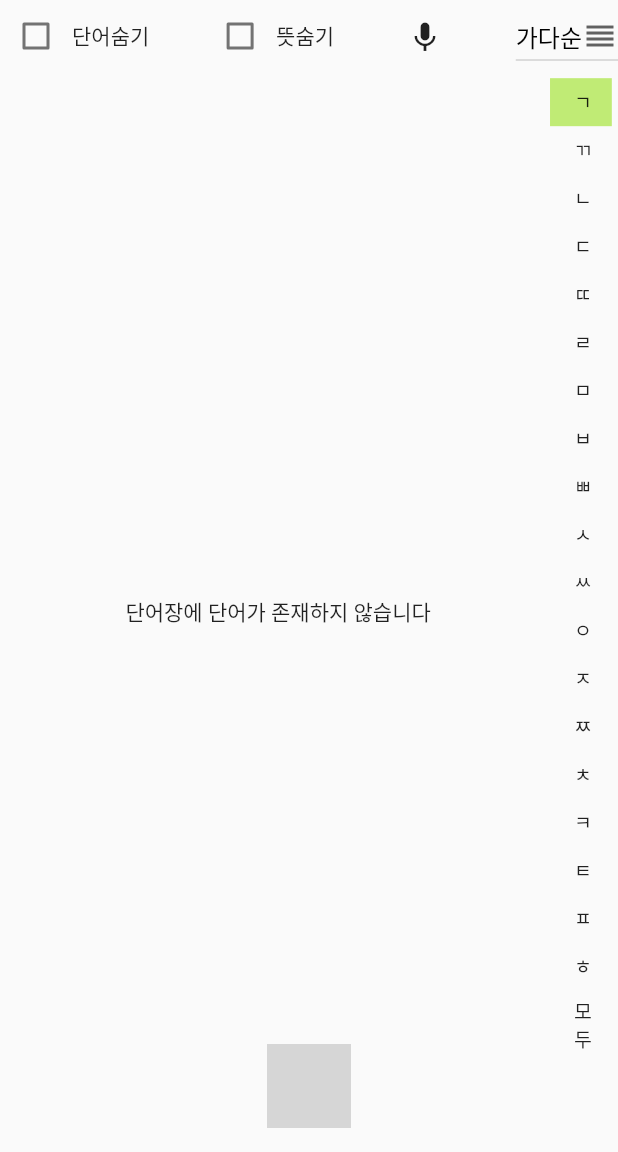
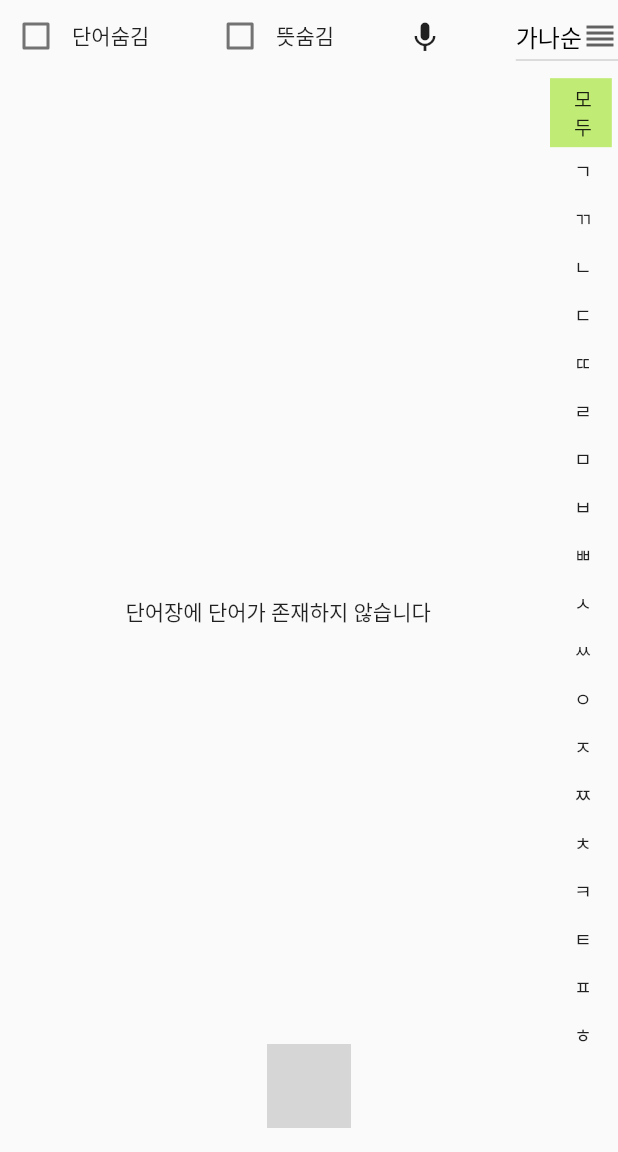
Before and after one commit to TEAM-Runner/AI_HangulLearner-App, a Flutter app: the screen it shows once a user with an empty profile is signed in, after a tap on "내가 찾은 단어", on a phone screen of 412 x 824 dp, the part 84-1236 px from its top. Run offline on Flutter 3.47's test engine with Material 2 defaults, Android fonts, the phone set to English and light mode, and no system bars; our stand-ins replace animated_toggle_switch, camera, card_swiper, cloud_firestore, email_validator, firebase_auth and 4 more; missing offline and left inert: floating_action_bubble_custom, google_mlkit_text_recognition, hangul; accounts and stored records are empty; grey boxes are pictures that could not be loaded.

Commit message:
update UI in screen_vacabularyList.dart
- update _randomOrderStarredWords
- update DropdownButton

```diff
--- a/code230206_hangul_app/lib/screen/screen_vacabularyList.dart
+++ b/code230206_hangul_app/lib/screen/screen_vacabularyList.dart
@@ -12,6 +12,8 @@ import 'package:floating_action_bubble_custom/floating_action_bubble_custom.dart
 import 'package:flutter_tts/flutter_tts.dart';
 import 'package:code230206_hangul_app/configuration/hangul_scroll.dart';
 import 'package:code230206_hangul_app/configuration/my_style.dart';
+
+
 
 class VocabularyListScreen extends StatefulWidget {
   const VocabularyListScreen({Key? key}) : super(key: key);
@@ -37,6 +39,7 @@ class _VocabularyListScreenState extends State<VocabularyListScreen>
 
   //TTS
   final FlutterTts _tts = FlutterTts(); // tts
+
 
   @override
   void initState() {
@@ -66,45 +69,54 @@ class _VocabularyListScreenState extends State<VocabularyListScreen>
         .collection('words');
   }
 
-  //scroll
+  // Initial consonant category button list
   List<String> initialConsonants = [
-    "ㄱ",
-    "ㄲ",
-    "ㄴ",
-    "ㄷ",
-    "ㄸ",
-    "ㄹ",
-    "ㅁ",
-    "ㅂ",
-    "ㅃ",
-    "ㅅ",
-    "ㅆ",
-    "ㅇ",
-    "ㅈ",
-    "ㅉ",
-    "ㅊ",
-    "ㅋ",
-    "ㅌ",
-    "ㅍ",
-    "ㅎ",
-    "모두"
+    "모두",
+    "ㄱ", "ㄲ", "ㄴ", "ㄷ", "ㄸ",
+    "ㄹ", "ㅁ", "ㅂ", "ㅃ", "ㅅ",
+    "ㅆ", "ㅇ", "ㅈ", "ㅉ", "ㅊ",
+    "ㅋ", "ㅌ", "ㅍ", "ㅎ",
   ];
-  Map<String, String> starredWordsMap = {};
-  Map<String, String> filteredWordsMap = {};
+  Map<String, String> starredWordsMap = {}; // List of words/meanings displayed on the screen
+  Map<String, String> filteredWordsMap = {}; // List for initial consonant category filtering
 
+  // Function to display the entire list of words
+  // When '모두' category is selected
   void _getStarredWords() async {
     final QuerySnapshot querySnapshot = await wordsRef.get();
     setState(() {
       starredWords = querySnapshot.docs;
     });
-    for (int i = 0; i < starredWords.length; i++) {
+    print(starredWords[0]['word']);
+    starredWordsMap.clear();
+    for (int i = 0; i < starredWords.length; i++){
+      String word = starredWords[i]['word'];
+      String meaning = starredWords[i]['meaning'];
+      starredWordsMap[word] = meaning;
+      print("_getStarredWords word: $word");
+    }
+    print("_getStarredWords starredWordsMap: $starredWordsMap");
+    setState(() {}); // UI Update
+  }
+
+  // Function that shows only the words of the corresponding initial consonant category
+  // When 'ㄱ'~'ㅎ' category is selected
+  void _getStarredWordsCategory(String initialConsonant) async {
+
+    final QuerySnapshot querySnapshot = await wordsRef.get();
+    setState(() {
+      starredWords = querySnapshot.docs;
+    });
+    print(starredWords[0]['word']);
+    starredWordsMap.clear();
+    for (int i = 0; i < starredWords.length; i++){
       String word = starredWords[i]['word'];
       String meaning = starredWords[i]['meaning'];
       starredWordsMap[word] = meaning;
     }
-  }
 
-  void _getStarredWords2(String initialConsonant) async {
+    //
+
     filteredWordsMap = {};
     bool checkConsonant = false; // 단어 카테고리에 표시할 단어가 있는지 체크
 
@@ -127,31 +139,16 @@ class _VocabularyListScreenState extends State<VocabularyListScreen>
       filteredWordsMap.clear();
       starredWordsMap.clear();
     }
-    setState(() {}); // UI setting
+    setState(() {}); // UI Update
   }
 
-  // scroll - 초성 추출 함수
+  // extract initial consonant
   String? _getFirstConsonant(String str) {
     final Map<int, String> initialConsonants = {
-      4352: 'ㄱ',
-      4353: 'ㄲ',
-      4354: 'ㄴ',
-      4355: 'ㄷ',
-      4356: 'ㄸ',
-      4357: 'ㄹ',
-      4358: 'ㅁ',
-      4359: 'ㅂ',
-      4360: 'ㅃ',
-      4361: 'ㅅ',
-      4362: 'ㅆ',
-      4363: 'ㅇ',
-      4364: 'ㅈ',
-      4365: 'ㅉ',
-      4366: 'ㅊ',
-      4367: 'ㅋ',
-      4368: 'ㅌ',
-      4369: 'ㅍ',
-      4370: 'ㅎ'
+      4352: 'ㄱ', 4353: 'ㄲ', 4354: 'ㄴ', 4355: 'ㄷ', 4356: 'ㄸ',
+      4357: 'ㄹ', 4358: 'ㅁ', 4359: 'ㅂ', 4360: 'ㅃ', 4361: 'ㅅ',
+      4362: 'ㅆ', 4363: 'ㅇ', 4364: 'ㅈ', 4365: 'ㅉ', 4366: 'ㅊ',
+      4367: 'ㅋ', 4368: 'ㅌ', 4369: 'ㅍ', 4370: 'ㅎ'
     };
     if (str == null) {
       throw Exception('한글이 아닙니다');
@@ -161,26 +158,27 @@ class _VocabularyListScreenState extends State<VocabularyListScreen>
 
       if (unicode < 44032 || unicode > 55203) {
         print("_getFirstConsonant unicode : $unicode");
-        throw Exception(
-            'unicode range error : unicode < 44032 || unicode > 55203');
+        throw Exception('unicode range error : unicode < 44032 || unicode > 55203');
       }
       int index = (unicode - 44032) ~/ 588;
       result += initialConsonants[4352 + index]!;
       return result;
     }
+
   }
 
   //sort word list random
   void _randomOrderStarredWords() {
-    //TO DO
-    setState(() {
-      starredWords.shuffle(Random());
-    });
+
+    List<MapEntry<String, String>> entries = starredWordsMap.entries.toList();
+    entries.shuffle();
+    starredWordsMap = Map.fromEntries(entries);
+
+    setState(() {});
   }
 
   //sort word list consonant order
   void _consonantOrderStarredWords() {
-    //TO DO
     setState(() {
       _getStarredWords();
     });
@@ -223,15 +221,9 @@ class _VocabularyListScreenState extends State<VocabularyListScreen>
     await _tts.stop();
   }
 
-  List<String> _getStarredWordsList() {
-    final List<String> starredWordsList = [];
-    for (final doc in starredWords) {
-      starredWordsList.add('${doc['word']}. ${doc['meaning']}.');
-    }
-    return starredWordsList;
-  }
-
-  void _toggleWordStarred(String word) async {
+  // delete StarredWords
+  // When star icon is toggled
+  void _deleteStarredWords(String word) async {
     final DocumentReference wordRef = wordsRef.doc(word);
     final bool exists = await wordRef
         .get()
@@ -241,11 +233,22 @@ class _VocabularyListScreenState extends State<VocabularyListScreen>
     } else {
       await wordRef.set({'word': word});
     }
+
+    // If the user is selecting the '모두' category
+    if (initialConsonantsIndex == 0) {
       _getStarredWords();
     }
 
-  // scroll
-  int selectedIndex = 0;
+    // If the user is selecting the 'ㄱ'~'ㅎ' category
+    if (initialConsonantsIndex > 0){
+      _getStarredWordsCategory(initialConsonants[initialConsonantsIndex]);
+    }
+  }
+
+  // Index of initialConsonants
+  int initialConsonantsIndex = 0;
+
+  String dropdownValue = "가나순";
 
   @override
   Widget build(BuildContext context) {
@@ -270,6 +273,7 @@ class _VocabularyListScreenState extends State<VocabularyListScreen>
         ),
         centerTitle: true,
       ),
+
       floatingActionButtonLocation: FloatingActionButtonLocation.centerFloat,
       // Init Floating Action Bubble
       floatingActionButton: FloatingActionBubble(
@@ -289,27 +293,6 @@ class _VocabularyListScreenState extends State<VocabularyListScreen>
               bubbleColor: Color.fromARGB(255, 255, 255, 255),
               icon: Icons.bar_chart,
               onPressed: _randomOrderStarredWords),
-          BubbleMenu(
-              title: "only meaning",
-              style: TextStyle(color: Color.fromARGB(255, 255, 162, 0)),
-              iconColor: Color.fromARGB(255, 255, 162, 0),
-              bubbleColor: Color.fromARGB(255, 255, 255, 255),
-              icon: Icons.hide_source,
-              onPressed: _hideWords),
-          BubbleMenu(
-              title: "only words     ",
-              style: TextStyle(color: Color.fromARGB(255, 255, 162, 0)),
-              iconColor: Color.fromARGB(255, 255, 162, 0),
-              bubbleColor: Color.fromARGB(255, 255, 255, 255),
-              icon: Icons.hide_source,
-              onPressed: _hideMeaning),
-          BubbleMenu(
-              title: "full display      ",
-              style: TextStyle(color: Color.fromARGB(255, 255, 162, 0)),
-              iconColor: Color.fromARGB(255, 255, 162, 0),
-              bubbleColor: Color.fromARGB(255, 255, 255, 255),
-              icon: Icons.hide_source,
-              onPressed: _fullDisplay),
           BubbleMenu(
               title: "전체 읽기",
               style: TextStyle(color: Color.fromARGB(255, 51, 153, 255)),
@@ -365,7 +348,7 @@ class _VocabularyListScreenState extends State<VocabularyListScreen>
                   }
                 },
               ),
-              Text("단어숨기"),
+              Text("단어숨김"),
               Spacer(),
               Checkbox(
                 value: _hiddenMeaning,
@@ -386,7 +369,7 @@ class _VocabularyListScreenState extends State<VocabularyListScreen>
                   }
                 },
               ),
-              Text("뜻숨기"),
+              Text("뜻숨김"),
               Spacer(),
               IconButton(
                 icon: Icon(_isPalysoud?CupertinoIcons.pause:Icons.keyboard_voice),
@@ -399,27 +382,28 @@ class _VocabularyListScreenState extends State<VocabularyListScreen>
               Spacer(),
               DropdownButton(
                   items: const <DropdownMenuItem<String>>[
-                DropdownMenuItem(child: Text("가다순", style: TextStyle(color: Colors.black),), value: "1",),
-                DropdownMenuItem(child: Text("랜텀순", style: TextStyle(color: Colors.black),), value: "2",),
-                DropdownMenuItem(child: Text("최신순", style: TextStyle(color: Colors.black),), value: "3",),
+                    DropdownMenuItem(child: Text("가나순", style: TextStyle(color: Colors.black),), value: "가나순",),
+                    DropdownMenuItem(child: Text("랜덤순", style: TextStyle(color: Colors.black),), value: "랜덤순",),
+                    DropdownMenuItem(child: Text("최신순", style: TextStyle(color: Colors.black),), value: "최신순",),
                   ],
-                  value: "1",
+                  value: dropdownValue,
                   elevation: 10,
                   icon: Icon(Icons.reorder),
                   onChanged: (selectValue) {
-                    if(selectValue == "1"){
+                    dropdownValue = selectValue!;
+                    if(dropdownValue == "가나순"){
                       setState(() {
                         _consonantOrderStarredWords();
                       });
                     }
-                    if(selectValue == "2"){
+                    if(dropdownValue == "랜덤순"){
                       setState(() {
                         _randomOrderStarredWords();
                       });
                     }
-                    if(selectValue == "3"){
+                    if(dropdownValue == "최신순"){
                       setState(() {
-                        //TODO 시산순
+                        //TODO 시간순
                       });
                     }
                   }),
@@ -479,7 +463,7 @@ class _VocabularyListScreenState extends State<VocabularyListScreen>
                                                   child:
                                                   const Text('네'),
                                                   onPressed: () {
-                                                            _toggleWordStarred(
+                                                    _deleteStarredWords(
                                                         word);
                                                     Navigator.of(
                                                         context)
@@ -511,7 +495,7 @@ class _VocabularyListScreenState extends State<VocabularyListScreen>
                               // height: 20,
                               child: ListTile(
                                 title: Text(initialConsonants[index]),
-                                tileColor: selectedIndex == index
+                                tileColor: initialConsonantsIndex == index
                                     ? MyColor.primaryColor
                                     : null,
                                 dense: true,
@@ -519,11 +503,11 @@ class _VocabularyListScreenState extends State<VocabularyListScreen>
                                 VisualDensity(horizontal: 0, vertical: -4),
                                 onTap: () {
                                   setState(() {
-                                    selectedIndex =
+                                    initialConsonantsIndex =
                                         index; // Update the selected index
                                   });
-                                  _getStarredWords2(initialConsonants[index]);
-                                  if (index == initialConsonants.length - 1) {
+                                  _getStarredWordsCategory(initialConsonants[index]);
+                                  if (index == 0) {
                                     _getStarredWords();
                                   }
                                 },
```
Also changed, not shown: code230206_hangul_app/lib/main.dart (+0 -167 lines), code230206_hangul_app/pubspec.lock. Lines whose indentation alone changed are shown as unchanged.
